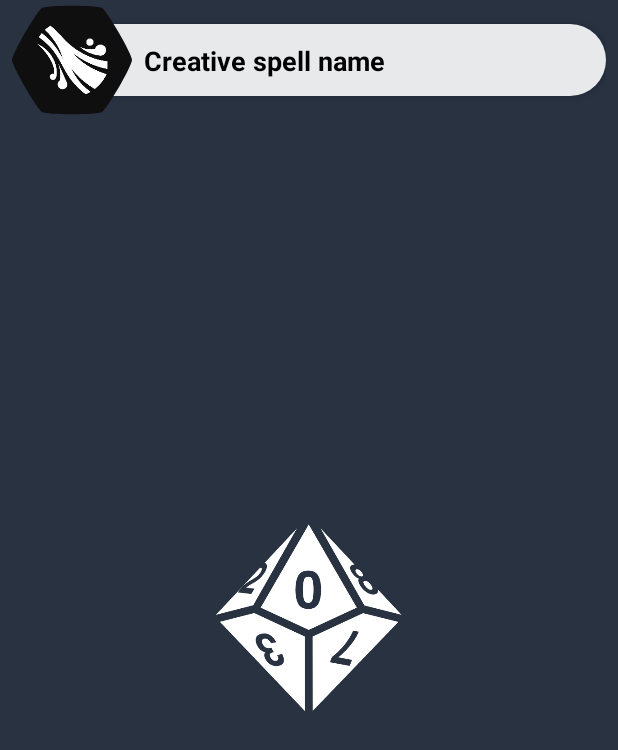
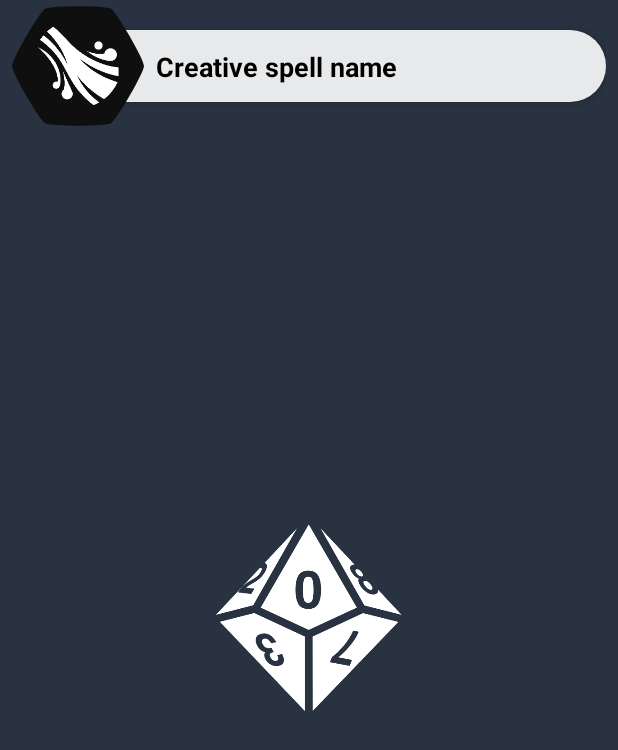
Before and after one commit to Reggar66/Character-Sheet-App, an Android app: the layout list_item_spell.xml on its own in the app's theme, with its tools: preview values and no code run, on a phone screen of 412 x 824 dp. Shown: the top 750 px of the screen. Run offline under Robolectric (Android 15) with nearby library versions, the phone set to English and light mode, and no system bars; Roboto replaces fonts that are not available here.

Commit message:
Changed size of ability/spell icon

```diff
--- a/UCS/src/main/res/layout/list_item_spell.xml
+++ b/UCS/src/main/res/layout/list_item_spell.xml
@@ -21,8 +21,8 @@
 
     <ImageView
         android:id="@+id/spell_icon"
-        android:layout_width="80dp"
-        android:layout_height="80dp"
+        android:layout_width="88dp"
+        android:layout_height="88dp"
         android:background="@drawable/ic_background_hex"
         android:elevation="?attr/panelElevation"
         android:padding="12dp"
```
